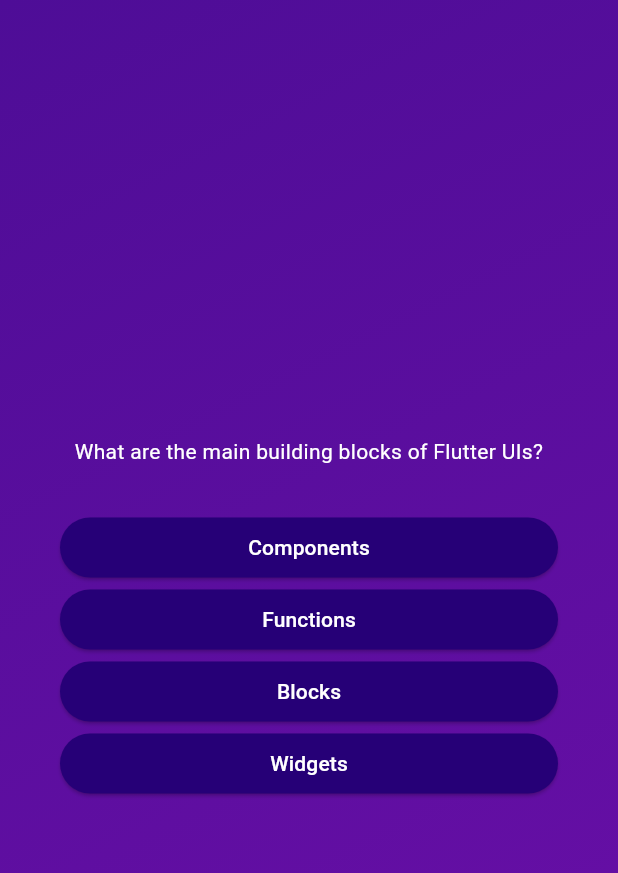
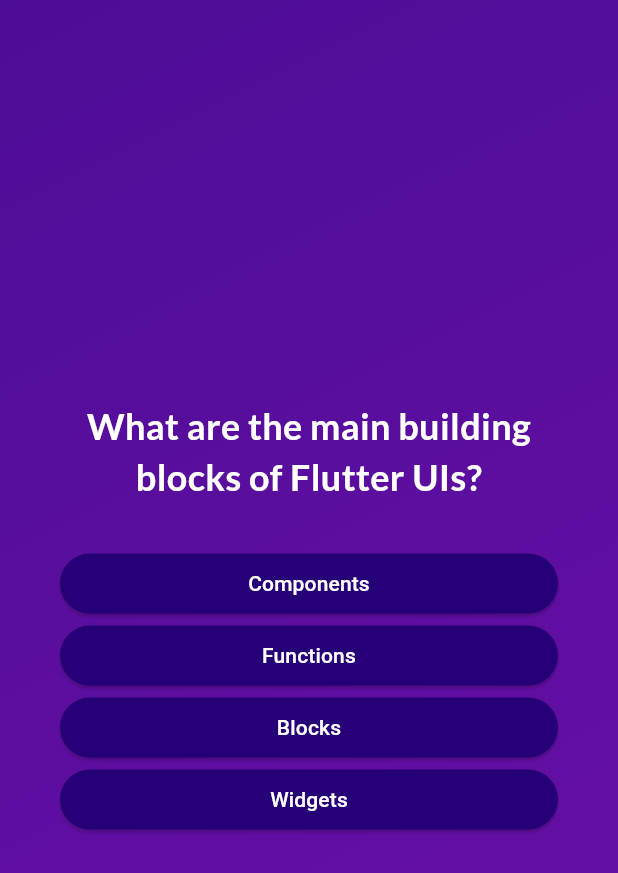
Before and after one commit to mihaitagonsoft/Homework, a Flutter app: the screen it shows after launch, after a tap on "Start Quiz", on a phone screen of 412 x 824 dp. Shown: the top 873 px of the screen. Run offline on Flutter 3.47's test engine with Material 3 defaults, Android fonts, the phone set to English and light mode, and no system bars; our stand-ins replace google_fonts.

Commit message:
added google fonts

```diff
--- a/homework2_1/lib/answer_button.dart
+++ b/homework2_1/lib/answer_button.dart
@@ -8,7 +8,7 @@
   @override
   Widget build(context) {
     return ElevatedButton(
-      onPressed: () {},
+      onPressed: onTap,
       style: ElevatedButton.styleFrom(
         padding: const EdgeInsets.symmetric(
           vertical: 10,
@@ -16,9 +16,14 @@
         ),
         backgroundColor: const Color.fromARGB(255, 38, 0, 119),
         foregroundColor: Colors.white,
-        shape: RoundedRectangleBorder(borderRadius: BorderRadius.circular(40)),
+        shape: RoundedRectangleBorder(
+          borderRadius: BorderRadius.circular(40),
+        ),
       ),
-      child: Text(answerText),
+      child: Text(
+        answerText,
+        textAlign: TextAlign.center,
+      ),
     );
   }
 }
--- a/homework2_1/lib/questions_screen.dart
+++ b/homework2_1/lib/questions_screen.dart
@@ -1,9 +1,11 @@
 import 'package:flutter/material.dart';
 import 'package:homework2_1/answer_button.dart';
 import 'package:homework2_1/data/questions.dart';
+import 'package:google_fonts/google_fonts.dart';
 
 class QuestionsScreen extends StatefulWidget {
-  const QuestionsScreen({super.key});
+  const QuestionsScreen({super.key, required this.onSelectAnswer});
+  final void Function(String answer) onSelectAnswer;
   @override
   State<QuestionsScreen> createState() {
     return _QuestionsScreenState();
@@ -11,9 +13,16 @@
 }
 
 class _QuestionsScreenState extends State<QuestionsScreen> {
+  var currentQuestionIndex = 0;
+  void answerQuestion() {
+    setState(() {
+      currentQuestionIndex++;
+    });
+  }
+
   @override
   Widget build(BuildContext context) {
-    final currentQuestion = questions[0];
+    final currentQuestion = questions[currentQuestionIndex];
     return SizedBox(
       width: double.infinity,
       child: Container(
@@ -24,14 +33,18 @@
           children: [
             Text(
               currentQuestion.text,
-              style: const TextStyle(color: Colors.white),
+              style: GoogleFonts.lato(
+                color: Colors.white,
+                fontSize: 24,
+                fontWeight: FontWeight.bold,
+              ),
               textAlign: TextAlign.center,
             ),
             const SizedBox(height: 30),
             ...currentQuestion.getShuffledAnswers().map((answer) {
               return AnswerButton(
                 answerText: answer,
-                onTap: () {},
+                onTap: answerQuestion,
               );
             })
           ],
--- a/homework2_1/lib/quiz.dart
+++ b/homework2_1/lib/quiz.dart
@@ -11,6 +11,7 @@
 }
 
 class _QuizState extends State<Quiz> {
+  final List<String> selectedAnswers = [];
   var activeScreen = 'start-screen';
 
   void switchScreen() {
@@ -19,8 +20,16 @@
     });
   }
 
+  void chooseAnswer(String answer) {
+    selectedAnswers.add(answer);
+  }
+
   @override
   Widget build(context) {
+    Widget screenWidget = StartScreen(switchScreen);
+    if (activeScreen == 'questions-screen') {
+      screenWidget = QuestionsScreen(onSelectAnswer: chooseAnswer);
+    }
     return MaterialApp(
       home: Scaffold(
         body: Container(
@@ -34,9 +43,7 @@
               end: Alignment.bottomRight,
             ),
           ),
-          child: activeScreen == 'start-screen'
-              ? StartScreen(switchScreen)
-              : const QuestionsScreen(),
+          child: screenWidget,
         ),
       ),
     );
--- a/homework2_1/lib/start_screen.dart
+++ b/homework2_1/lib/start_screen.dart
@@ -1,4 +1,5 @@
 import 'package:flutter/material.dart';
+import 'package:google_fonts/google_fonts.dart';
 
 class StartScreen extends StatelessWidget {
   const StartScreen(this.startQuiz, {super.key});
@@ -18,9 +19,9 @@
           const SizedBox(
             height: 80,
           ),
-          const Text(
+          Text(
             'Learn Flutter the fun way',
-            style: TextStyle(
+            style: GoogleFonts.lato(
               color: Colors.white,
               fontSize: 24,
             ),
--- a/homework2_1/pubspec.yaml
+++ b/homework2_1/pubspec.yaml
@@ -35,6 +35,7 @@
   # The following adds the Cupertino Icons font to your application.
   # Use with the CupertinoIcons class for iOS style icons.
   cupertino_icons: ^1.0.2
+  google_fonts: ^6.1.0
 
 dev_dependencies:
   flutter_test:
```
Also changed, not shown: homework2_1/pubspec.lock, 10 other files.
